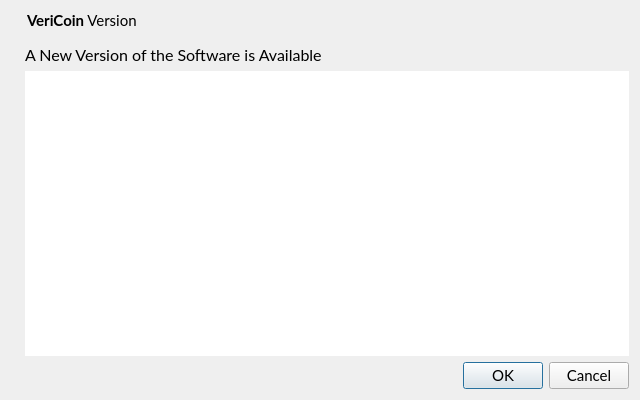
The window that src/qt/forms/updatedialog.ui (VeriConomy/vericoin) describes before a commit, drawn with Qt 5.
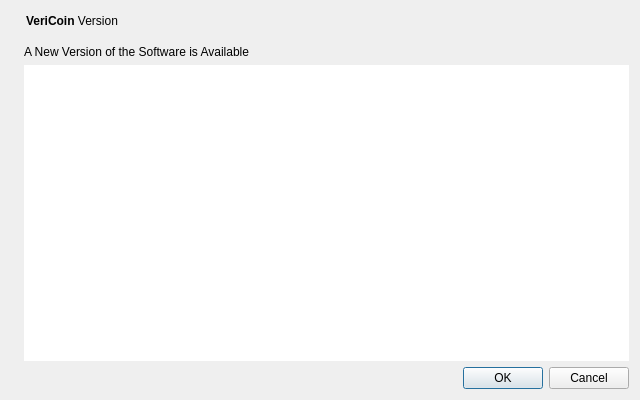
The same window after the commit. Icons and pictures are not drawn.

Commit message: more on mac fonts

```diff
--- a/src/qt/forms/updatedialog.ui
+++ b/src/qt/forms/updatedialog.ui
@@ -10,12 +10,6 @@
     <height>400</height>
    </rect>
   </property>
-  <property name="font">
-   <font>
-    <family>Lato</family>
-    <pointsize>11</pointsize>
-   </font>
-  </property>
   <property name="windowTitle">
    <string>VeriCoin Update</string>
   </property>
@@ -86,11 +80,6 @@
      </item>
      <item>
       <widget class="QLabel" name="title">
-       <property name="font">
-        <font>
-         <pointsize>12</pointsize>
-        </font>
-       </property>
        <property name="cursor">
         <cursorShape>IBeamCursor</cursorShape>
        </property>
@@ -110,11 +99,6 @@
      </item>
      <item>
       <widget class="QTextEdit" name="description">
-       <property name="font">
-        <font>
-         <pointsize>10</pointsize>
-        </font>
-       </property>
        <property name="frameShape">
         <enum>QFrame::NoFrame</enum>
        </property>
```
The commit also changes 32 other files.
